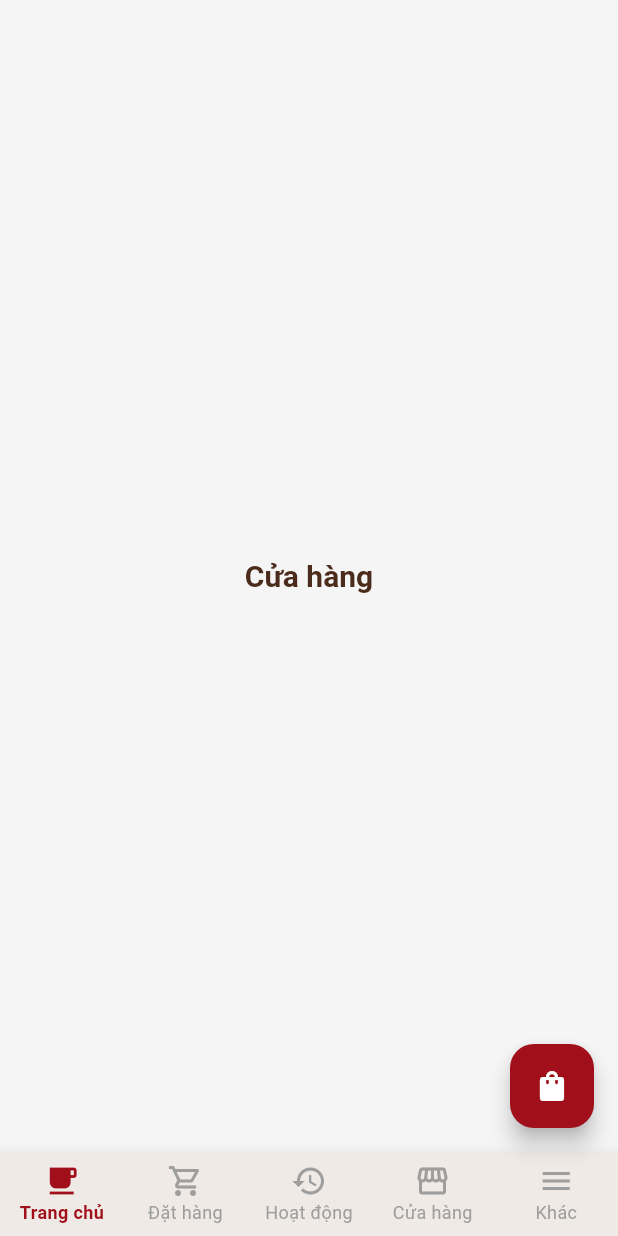
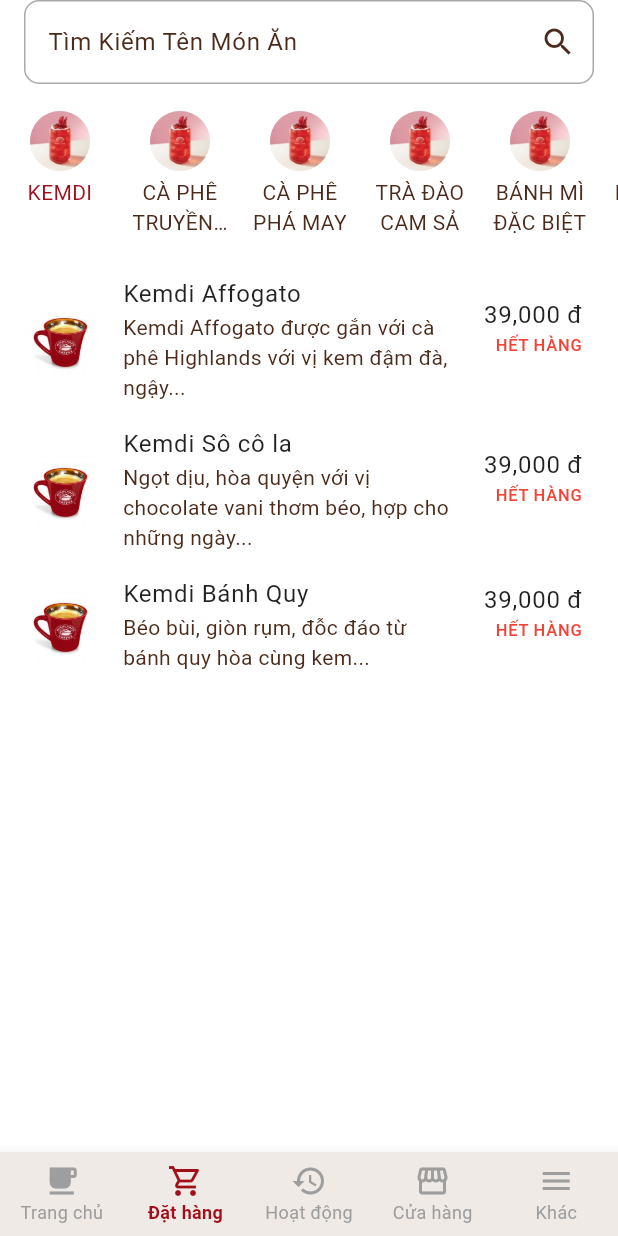
Before and after one commit to hgiai456/app_Sdrink, a Flutter app: the HomeScreen screen opened directly, after a tap on the "shopping bag" icon, on a phone screen of 412 x 824 dp. Run offline on Flutter 3.47's test engine with Material 3 defaults, Android fonts, the phone set to English and light mode, and no system bars.

Commit message:
UI: Trang đặt hàng order_screen oke (dữ liệu tĩnh, bấm search chuyển sang search_screen)

```diff
--- a/app_selldrinks/lib/main.dart
+++ b/app_selldrinks/lib/main.dart
@@ -16,7 +16,7 @@
     return MaterialApp(
       title: 'Highlands Coffee',
       theme: highlandsTheme,
-      home: SearchScreen(),
+      home: HomeScreen(),
     );
   }
 }
--- a/app_selldrinks/lib/screens/home_screen.dart
+++ b/app_selldrinks/lib/screens/home_screen.dart
@@ -1,4 +1,5 @@
 import 'package:flutter/material.dart';
+import 'package:app_selldrinks/screens/order_screen.dart';
 
 class HomeScreen extends StatefulWidget {
   const HomeScreen({super.key});
@@ -25,9 +26,7 @@
             style: Theme.of(context).textTheme.titleLarge,
           ),
         ),
-        Center(
-          child: Text('Đặt hàng', style: Theme.of(context).textTheme.bodyLarge),
-        ),
+        OrderScreen(),
         Center(
           child: Text(
             'Hoạt động',
@@ -86,7 +85,9 @@
           _currentIndex == 0
               ? FloatingActionButton(
                 onPressed: () {
-                  //Xử lý logic khi nhấn nút
+                  setState(() {
+                    _currentIndex = 1; // Chuyển sang trang đặt hàng
+                  });
                 },
                 backgroundColor: Theme.of(context).primaryColor,
                 child: const Icon(Icons.shopping_bag, color: Colors.white),
--- /dev/null
+++ b/app_selldrinks/lib/screens/order_screen.dart
@@ -0,0 +1,268 @@
+import 'package:app_selldrinks/screens/search_screen.dart';
+import 'package:flutter/material.dart';
+
+class OrderScreen extends StatefulWidget {
+  @override
+  _OrderScreenState createState() => _OrderScreenState();
+}
+
+class _OrderScreenState extends State<OrderScreen> {
+  int _selectedCategoryIndex = 0;
+
+  // Dữ liệu ảo cho các danh mục với hình ảnh
+  final List<Map<String, String>> categories = [
+    {'name': 'KEMDI', 'image': 'assets/danh_muc.png'},
+    {'name': 'CÀ PHÊ TRUYỀN THỦY', 'image': 'assets/danh_muc.png'},
+    {'name': 'CÀ PHÊ PHÁ MAY', 'image': 'assets/danh_muc.png'},
+    {'name': 'TRÀ ĐÀO CAM SẢ', 'image': 'assets/danh_muc.png'},
+    {'name': 'BÁNH MÌ ĐẶC BIỆT', 'image': 'assets/danh_muc.png'},
+    {'name': 'NƯỚC ÉP TỎI', 'image': 'assets/danh_muc.png'},
+    {'name': 'TRÁI CÂY DẺO', 'image': 'assets/danh_muc.png'},
+    {'name': 'SỮA CHUA HY LẠP', 'image': 'assets/danh_muc.png'},
+  ];
+
+  // Dữ liệu ảo cho sản phẩm với hình ảnh
+  final Map<String, List<Map<String, String>>> products = {
+    'KEMDI': [
+      {
+        'name': 'Kemdi Affogato',
+        'description':
+            'Kemdi Affogato được gắn với cà phê Highlands với vị kem đậm đà, ngậy...',
+        'price': '39,000 đ',
+        'code': 'DK5003',
+        'status': 'HẾT HÀNG',
+        'image': 'assets/san_pham.png',
+      },
+      {
+        'name': 'Kemdi Sô cô la',
+        'description':
+            'Ngọt dịu, hòa quyện với vị chocolate vani thơm béo, hợp cho những ngày...',
+        'price': '39,000 đ',
+        'code': 'DK5001',
+        'status': 'HẾT HÀNG',
+        'image': 'assets/san_pham.png',
+      },
+      {
+        'name': 'Kemdi Bánh Quy',
+        'description': 'Béo bùi, giòn rụm, đỗc đáo từ bánh quy hòa cùng kem...',
+        'price': '39,000 đ',
+        'code': 'DK5002',
+        'status': 'HẾT HÀNG',
+        'image': 'assets/san_pham.png',
+      },
+    ],
+    'CÀ PHÊ TRUYỀN THỦY': [
+      {
+        'name': 'Cà Phê Sữa Đá',
+        'description': 'Hương vị truyền thống đậm đà, béo ngậy...',
+        'price': '35,000 đ',
+        'code': 'CP001',
+        'status': 'CÒN HÀNG',
+        'image': 'assets/san_pham.png',
+      },
+    ],
+    'CÀ PHÊ PHÁ MAY': [
+      {
+        'name': 'Cà Phê Đen Đá',
+        'description': 'Đen đặc, đậm vị, không đường...',
+        'price': '33,000 đ',
+        'code': 'CP002',
+        'status': 'CÒN HÀNG',
+        'image': 'assets/san_pham.png',
+      },
+    ],
+    'TRÀ ĐÀO CAM SẢ': [
+      {
+        'name': 'Trà Đào Cam Sả',
+        'description': 'Thơm ngon, tươi mát, vị chua nhẹ...',
+        'price': '40,000 đ',
+        'code': 'TRA001',
+        'status': 'CÒN HÀNG',
+        'image': 'assets/san_pham.png',
+      },
+    ],
+    'BÁNH MÌ ĐẶC BIỆT': [
+      {
+        'name': 'Bánh Mì Đặc Biệt',
+        'description': 'Bánh mì giòn, pate béo ngậy...',
+        'price': '45,000 đ',
+        'code': 'PHI001',
+        'status': 'CÒN HÀNG',
+        'image': 'assets/san_pham.png',
+      },
+    ],
+    'NƯỚC ÉP TỎI': [
+      {
+        'name': 'Nước Ép Tỏi',
+        'description': 'Tỏi tươi ép, tốt cho sức khỏe...',
+        'price': '30,000 đ',
+        'code': 'NE001',
+        'status': 'CÒN HÀNG',
+        'image': 'assets/san_pham.png',
+      },
+    ],
+    'TRÁI CÂY DẺO': [
+      {
+        'name': 'Trái Cây Dẻo',
+        'description': 'Trái cây sấy dẻo, ngọt tự nhiên...',
+        'price': '25,000 đ',
+        'code': 'TCD001',
+        'status': 'CÒN HÀNG',
+        'image': 'assets/san_pham.png',
+      },
+    ],
+    'SỮA CHUA HY LẠP': [
+      {
+        'name': 'Sữa Chua Hy Lạp',
+        'description': 'Béo ngậy, giàu protein...',
+        'price': '50,000 đ',
+        'code': 'SCHL001',
+        'status': 'CÒN HÀNG',
+        'image': 'assets/san_pham.png',
+      },
+    ],
+  };
+
+  @override
+  Widget build(BuildContext context) {
+    return Scaffold(
+      backgroundColor: Colors.white,
+      appBar: AppBar(
+        backgroundColor: Colors.white,
+        elevation: 0,
+        title: GestureDetector(
+          onTap: () {
+            Navigator.push(
+              context,
+              MaterialPageRoute(builder: (context) => SearchScreen()),
+            );
+          },
+          child: TextField(
+            enabled: false,
+            decoration: InputDecoration(
+              hintText: 'Tìm Kiếm Tên Món Ăn',
+              hintStyle: TextStyle(
+                color: Theme.of(context).inputDecorationTheme.labelStyle?.color,
+              ),
+              border: Theme.of(context).inputDecorationTheme.border,
+              focusedBorder:
+                  Theme.of(context).inputDecorationTheme.focusedBorder,
+              filled: true,
+              fillColor: Colors.white,
+              suffixIcon: Icon(
+                Icons.search,
+                color: Theme.of(context).inputDecorationTheme.labelStyle?.color,
+              ),
+            ),
+          ),
+        ),
+      ),
+      body: Column(
+        children: [
+          // Thay thế phần danh mục sản phẩm (vuốt ngang)
+          SizedBox(
+            height: 120, // Tăng chiều cao để chứa 2 hàng văn bản
+            child: SingleChildScrollView(
+              scrollDirection: Axis.horizontal,
+              child: Row(
+                crossAxisAlignment: CrossAxisAlignment.center,
+                children: List.generate(categories.length, (index) {
+                  return GestureDetector(
+                    onTap: () {
+                      setState(() {
+                        _selectedCategoryIndex = index;
+                      });
+                    },
+                    child: Container(
+                      width: 80,
+                      height: 100, // Tăng chiều cao container để chứa văn bản
+                      padding: const EdgeInsets.all(8.0),
+                      child: Column(
+                        mainAxisAlignment: MainAxisAlignment.center,
+                        crossAxisAlignment: CrossAxisAlignment.center,
+                        children: [
+                          CircleAvatar(
+                            radius: 20,
+                            backgroundImage:
+                                AssetImage(categories[index]['image']!)
+                                    as ImageProvider,
+                            backgroundColor: Colors.grey[200],
+                          ),
+                          SizedBox(height: 4),
+                          Expanded(
+                            // Sử dụng Expanded thay Flexible để co giãn tự nhiên
+                            child: Text(
+                              categories[index]['name']!,
+                              textAlign: TextAlign.center,
+                              maxLines: 2,
+                              overflow: TextOverflow.ellipsis,
+                              style: Theme.of(
+                                context,
+                              ).textTheme.bodyMedium?.copyWith(
+                                color:
+                                    _selectedCategoryIndex == index
+                                        ? Theme.of(context).primaryColor
+                                        : null,
+                              ),
+                            ),
+                          ),
+                        ],
+                      ),
+                    ),
+                  );
+                }),
+              ),
+            ),
+          ),
+          // Danh sách sản phẩm theo danh mục đã chọn
+          Expanded(
+            child: ListView.builder(
+              itemCount:
+                  products[categories[_selectedCategoryIndex]['name']]!.length,
+              itemBuilder: (context, index) {
+                final product =
+                    products[categories[_selectedCategoryIndex]['name']]![index];
+                return ListTile(
+                  leading: Image.asset(
+                    product['image']!,
+                    width: 50,
+                    height: 50,
+                    errorBuilder:
+                        (context, error, stackTrace) =>
+                            Icon(Icons.error), // Xử lý lỗi tải ảnh
+                  ),
+                  title: Text(
+                    product['name']!,
+                    style: Theme.of(context).textTheme.bodyLarge,
+                  ),
+                  subtitle: Text(
+                    product['description']!,
+                    style: Theme.of(context).textTheme.bodyMedium,
+                  ),
+                  trailing: Column(
+                    crossAxisAlignment: CrossAxisAlignment.end,
+                    children: [
+                      Text(
+                        product['price']!,
+                        style: Theme.of(context).textTheme.bodyLarge,
+                      ),
+                      Text(
+                        product['status']!,
+                        style: TextStyle(
+                          color:
+                              product['status'] == 'HẾT HÀNG'
+                                  ? Colors.red
+                                  : Colors.green,
+                        ),
+                      ),
+                    ],
+                  ),
+                );
+              },
+            ),
+          ),
+        ],
+      ),
+    );
+  }
+}
--- a/app_selldrinks/pubspec.yaml
+++ b/app_selldrinks/pubspec.yaml
@@ -55,6 +55,8 @@
     uses-material-design: true
     assets:
         - assets/images/coffee-beans.png
+        - assets/danh_muc.png
+        - assets/san_pham.png
 
     # To add assets to your application, add an assets section, like this:
     # assets:
```
Also changed, not shown: app_selldrinks/assets/danh_muc.png (added), app_selldrinks/assets/san_pham.png (added).
